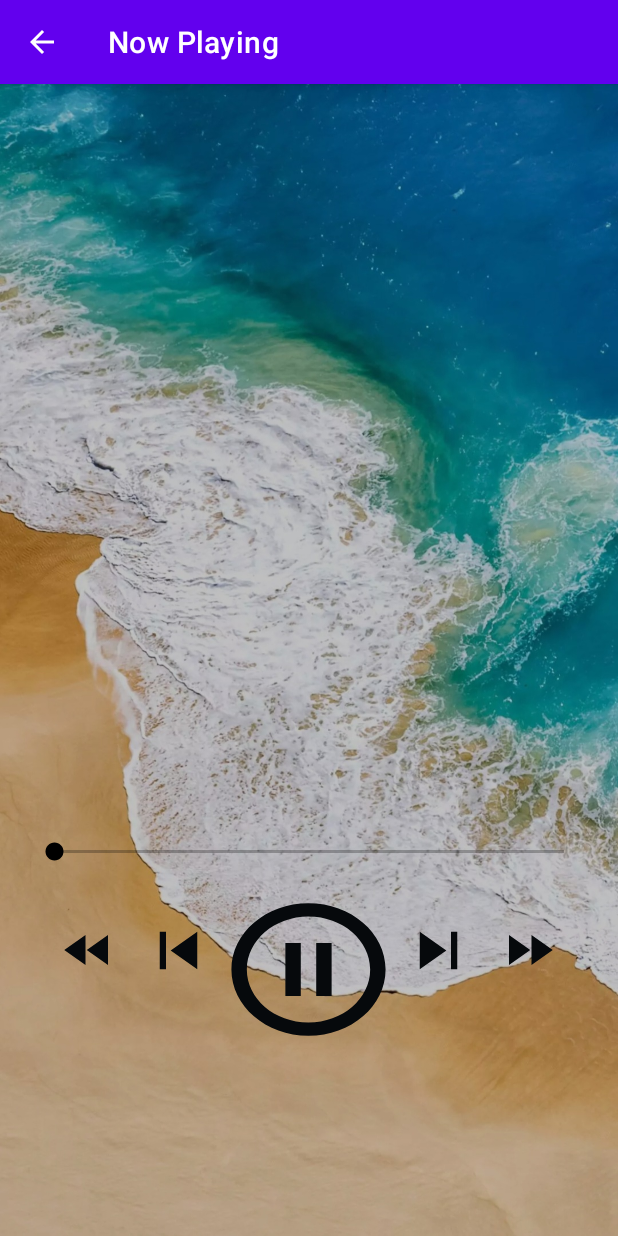
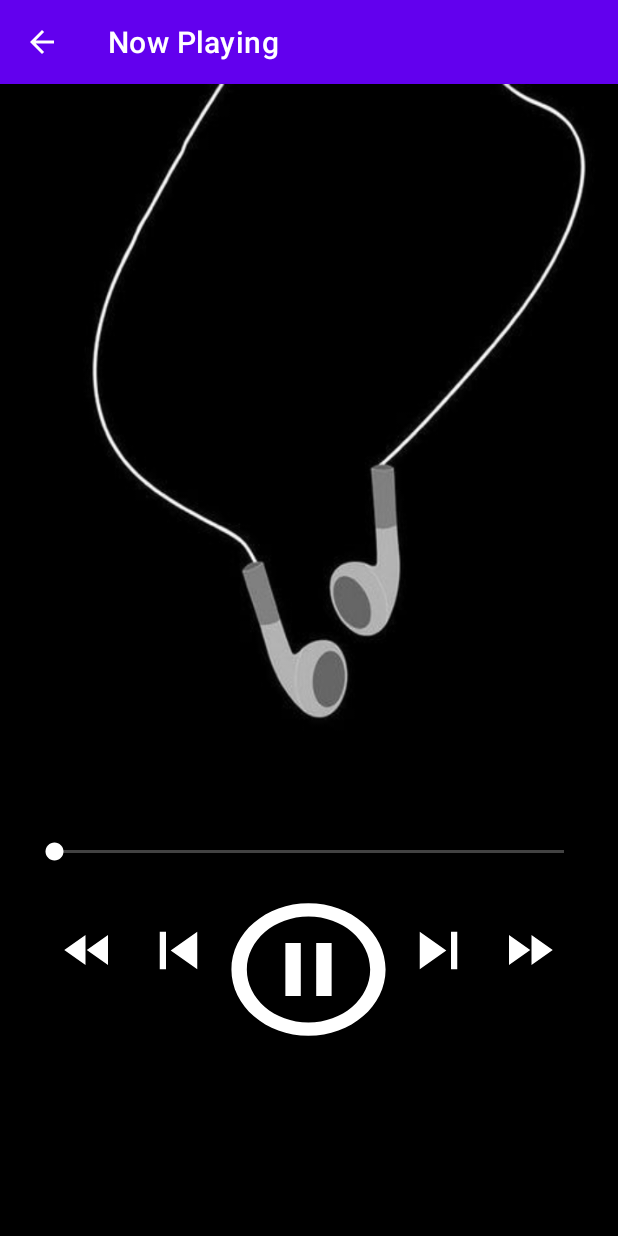
Before and after one commit to Maithilipriyadarshini/Mymusicplayer, an Android app: the PlayerActivity screen opened directly, with no data from a screen before it, on a phone screen of 412 x 824 dp. Run offline under Robolectric (Android 15) with nearby library versions, the phone set to English and light mode, and no system bars; 10 statements that could not run were skipped.

Commit message:
initial commit

```diff
--- a/app/src/main/res/drawable/ic_fast_forward.xml
+++ b/app/src/main/res/drawable/ic_fast_forward.xml
@@ -1,4 +1,4 @@
-<vector android:height="24dp" android:tint="#06090C"
+<vector android:height="24dp" android:tint="#FFFFFF"
     android:viewportHeight="24" android:viewportWidth="24"
     android:width="24dp" xmlns:android="http://schemas.android.com/apk/res/android">
     <path android:fillColor="@android:color/white" android:pathData="M4,18l8.5,-6L4,6v12zM13,6v12l8.5,-6L13,6z"/>
--- a/app/src/main/res/drawable/ic_fast_rewind.xml
+++ b/app/src/main/res/drawable/ic_fast_rewind.xml
@@ -1,4 +1,4 @@
-<vector android:height="24dp" android:tint="#06090C"
+<vector android:height="24dp" android:tint="#FFFFFF"
     android:viewportHeight="24" android:viewportWidth="24"
     android:width="24dp" xmlns:android="http://schemas.android.com/apk/res/android">
     <path android:fillColor="@android:color/white" android:pathData="M11,18L11,6l-8.5,6 8.5,6zM11.5,12l8.5,6L20,6l-8.5,6z"/>
--- a/app/src/main/res/drawable/ic_next.xml
+++ b/app/src/main/res/drawable/ic_next.xml
@@ -1,4 +1,4 @@
-<vector android:height="24dp" android:tint="#06090C"
+<vector android:height="24dp" android:tint="#FFFFFF"
     android:viewportHeight="24" android:viewportWidth="24"
     android:width="24dp" xmlns:android="http://schemas.android.com/apk/res/android">
     <path android:fillColor="@android:color/white" android:pathData="M6,18l8.5,-6L6,6v12zM16,6v12h2V6h-2z"/>
--- a/app/src/main/res/drawable/ic_pause.xml
+++ b/app/src/main/res/drawable/ic_pause.xml
@@ -1,4 +1,4 @@
-<vector android:height="24dp" android:tint="#06090C"
+<vector android:height="24dp" android:tint="#FFFFFF"
     android:viewportHeight="24" android:viewportWidth="24"
     android:width="24dp" xmlns:android="http://schemas.android.com/apk/res/android">
     <path android:fillColor="@android:color/white" android:pathData="M9,16h2L11,8L9,8v8zM12,2C6.48,2 2,6.48 2,12s4.48,10 10,10 10,-4.48 10,-10S17.52,2 12,2zM12,20c-4.41,0 -8,-3.59 -8,-8s3.59,-8 8,-8 8,3.59 8,8 -3.59,8 -8,8zM13,16h2L15,8h-2v8z"/>
--- a/app/src/main/res/drawable/ic_play.xml
+++ b/app/src/main/res/drawable/ic_play.xml
@@ -1,4 +1,4 @@
-<vector android:height="24dp" android:tint="#06090C"
+<vector android:height="24dp" android:tint="#FFFFFF"
     android:viewportHeight="24" android:viewportWidth="24"
     android:width="24dp" xmlns:android="http://schemas.android.com/apk/res/android">
     <path android:fillColor="@android:color/white" android:pathData="M8,5v14l11,-7z"/>
--- a/app/src/main/res/drawable/ic_previous.xml
+++ b/app/src/main/res/drawable/ic_previous.xml
@@ -1,4 +1,4 @@
-<vector android:height="24dp" android:tint="#06090C"
+<vector android:height="24dp" android:tint="#FFFFFF"
     android:viewportHeight="24" android:viewportWidth="24"
     android:width="24dp" xmlns:android="http://schemas.android.com/apk/res/android">
     <path android:fillColor="@android:color/white" android:pathData="M6,6h2v12L6,18zM9.5,12l8.5,6L18,6z"/>
--- a/app/src/main/res/layout/activity_player.xml
+++ b/app/src/main/res/layout/activity_player.xml
@@ -31,7 +31,7 @@
                 android:singleLine="true"
                 android:text="Song Name"
                 android:textAlignment="center"
-                android:textColor="@color/black"
+                android:textColor="@color/white"
                 android:textSize="22sp"
                 android:textStyle="italic" />
 
@@ -67,7 +67,7 @@
                     android:layout_marginLeft="20dp"
                     android:layout_toLeftOf="@+id/seekbar"
                     android:text="0.10"
-                    android:textColor="@color/black"
+                    android:textColor="@color/white"
                     android:textSize="15sp" />
 
                 <TextView
@@ -79,7 +79,7 @@
                     android:layout_marginRight="20dp"
                     android:layout_toRightOf="@+id/seekbar"
                     android:text="4.10"
-                    android:textColor="@color/black"
+                    android:textColor="@color/white"
                     android:textSize="15sp" />
 
 
@@ -133,10 +133,10 @@
                     android:id="@+id/btnfr"
                     android:layout_width="40dp"
                     android:layout_height="40dp"
-                    android:background="@drawable/ic_fast_rewind"
+                    android:layout_marginTop="20dp"
+                    android:layout_marginRight="15dp"
                     android:layout_toLeftOf="@+id/btnprev"
-                    android:layout_marginTop="20dp"
-                    android:layout_marginRight="15dp"/>
+                    android:background="@drawable/ic_fast_rewind" />
 
 
 
--- a/app/src/main/res/values/colors.xml
+++ b/app/src/main/res/values/colors.xml
@@ -7,5 +7,5 @@
     <color name="teal_700">#FF000000</color>
     <color name="black">#FF000000</color>
     <color name="white">#FFFFFFFF</color>
-    <color name="music_style">#FF000000</color>
+    <color name="music_style">#FFFFFFFF</color>
 </resources>
--- a/app/src/main/res/values/ids.xml
+++ b/app/src/main/res/values/ids.xml
@@ -10,4 +10,5 @@
     <item name="txtsstop" type="id" />
     <item name="imageview" type="id" />
     <item name="seekbar" type="id" />
+    <item name="listviewsong" type="id" />
 </resources>
```
Also changed, not shown: app/src/main/AndroidManifest.xml (+8 -6 lines), app/src/main/java/com/example/musicplayer/MainActivity.java (+125 -32 lines), app/src/main/res/drawable/player_bg.jpg (deleted), app/src/main/res/drawable/player_bg.png (added), app/src/main/res/layout/activity_main.xml (indentation only).
